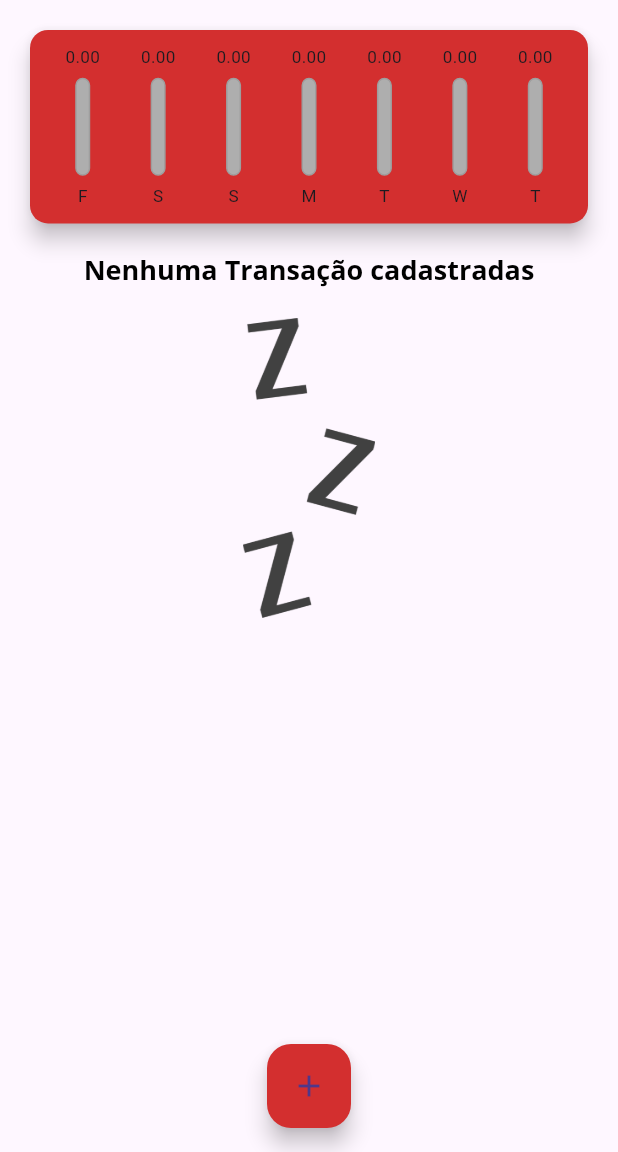
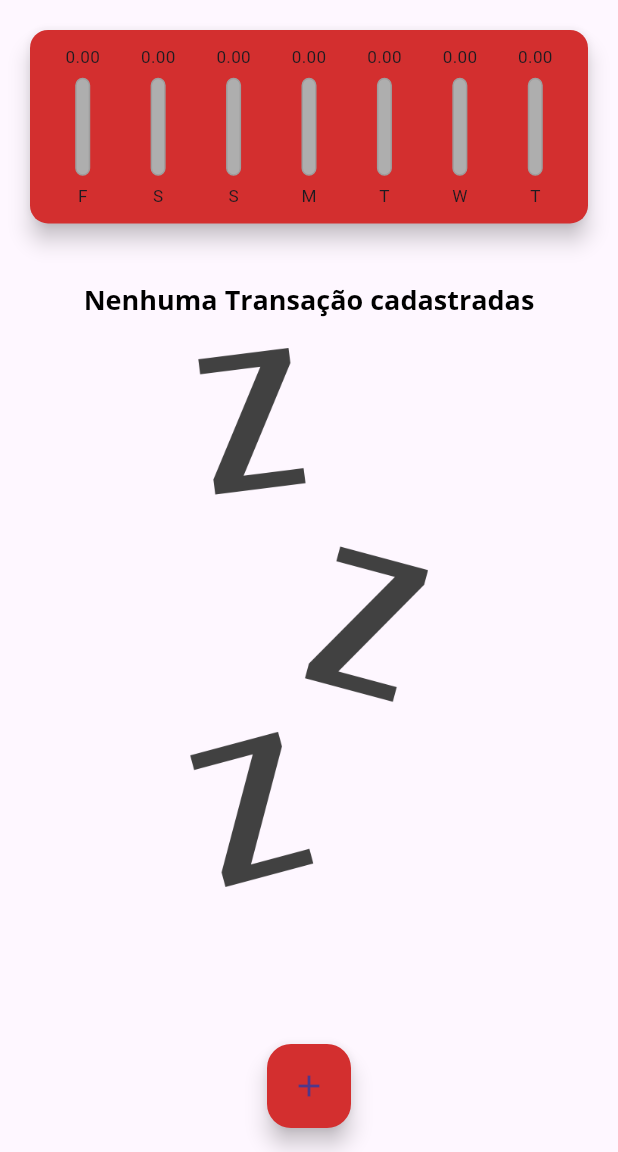
Before and after one commit to ArthurRCastilho/app_despesas, a Flutter app: the screen it shows after launch, on a phone screen of 412 x 824 dp, the part 84-1236 px from its top. Run offline on Flutter 3.47's test engine with Material 3 defaults, Android fonts, the phone set to English and light mode, and no system bars.

Commit message:
Adicionando funcionalidades para quando o celular estiver no modo paisagem, foi corrigido o bug de quando o celular em landspace o gráfico ficava bugado, além disso quando o celular está em modo retrado, é apresentado apenas o gráfico ou apenas as trasações, e para alternar entre eles, foi adicionado um botão na AppBar para fazer esta alteração. Além de corrigir bugs de tamanho dos widgets em celulares pequenos

```diff
--- a/lib/components/transaction_list.dart
+++ b/lib/components/transaction_list.dart
@@ -1,4 +1,5 @@
 import 'package:flutter/material.dart';
+import 'package:flutter/rendering.dart';
 import '../models/transaction.dart';
 import 'package:intl/intl.dart';
 
@@ -11,21 +12,26 @@ class TransactionList extends StatelessWidget {
   @override
   Widget build(BuildContext context) {
     return transactions.isEmpty
-        ? Column(
+        ? LayoutBuilder(
+            builder: (ctx, constraints) {
+              return Column(
                 children: [
+                  SizedBox(height: 20),
                   Text(
                     'Nenhuma Transação cadastradas',
                     style: Theme.of(context).textTheme.titleLarge,
                   ),
-              const SizedBox(height: 20), //Apenas para dar espaçamento
+                  SizedBox(height: 20), //Apenas para dar espaçamento
                   SizedBox(
-                height: 200,
+                    height: constraints.maxHeight * 0.6,
                     child: Image.asset(
                       'assets/images/waiting.png',
                       fit: BoxFit.cover,
                     ),
                   ),
                 ],
+              );
+            },
           )
         : ListView.builder(
             itemCount: transactions.length,
--- a/lib/main.dart
+++ b/lib/main.dart
@@ -1,7 +1,6 @@
 import 'dart:math';
 import 'package:app_despesas/components/transaction_form.dart';
 import 'package:flutter/material.dart';
-import 'package:flutter/services.dart';
 import './components/transaction_list.dart';
 import '/models/transaction.dart';
 import 'components/chart.dart';
@@ -11,7 +10,6 @@ main() => runApp(ExpensesApp());
 class ExpensesApp extends StatelessWidget {
   @override
   Widget build(BuildContext context) {
-    SystemChrome.setPreferredOrientations([DeviceOrientation.portraitUp]);
     final ThemeData tema = ThemeData();
     return MaterialApp(
       home: MyHomePage(),
@@ -48,6 +46,7 @@ class MyHomePage extends StatefulWidget {
 
 class _MyHomePageState extends State<MyHomePage> {
   final List<Transaction> _transactions = [];
+  bool _showChart = false;
 
   List<Transaction> get _recentTransactions {
     return _transactions.where((tr) {
@@ -88,6 +87,9 @@ class _MyHomePageState extends State<MyHomePage> {
 
   @override
   Widget build(BuildContext context) {
+    bool isLandscape =
+        MediaQuery.of(context).orientation == Orientation.landscape;
+
     final appBar = AppBar(
       backgroundColor: Theme.of(context).colorScheme.primary,
       title: Text(
@@ -98,6 +100,18 @@ class _MyHomePageState extends State<MyHomePage> {
         ),
       ),
       actions: <Widget>[
+        if (isLandscape)
+          IconButton(
+            onPressed: () {
+              setState(() {
+                _showChart = !_showChart;
+              });
+            },
+            icon: Icon(
+              _showChart ? Icons.list : Icons.show_chart,
+              color: Theme.of(context).colorScheme.secondary,
+            ),
+          ),
         IconButton(
           onPressed: () => _opentransactionFormModal(context),
           icon: Icon(
@@ -118,10 +132,30 @@ class _MyHomePageState extends State<MyHomePage> {
           // mainAxisAlignmente e crossAxisAlignment, são usados para alinhar os widgets
           crossAxisAlignment: CrossAxisAlignment.stretch,
           children: <Widget>[
+            // ==> Botão para alterar entre gráfico e transações
+            // ------------------------------------
+            // if (isLandscape)
+            //   Row(
+            //     mainAxisAlignment: MainAxisAlignment.center,
+            //     children: [
+            //       Text('Exibir gráfico'),
+            //       Switch(
+            //         value: _showChart,
+            //         onChanged: (value) {
+            //           setState(() {
+            //             _showChart = value;
+            //           });
+            //         },
+            //       ),
+            //     ],
+            //   ),
+            // ------------------------------------
+            if (_showChart || !isLandscape)
               Container(
-              height: availableHeight * 0.22,
+                height: availableHeight * (isLandscape ? 0.62 : 0.22),
                 child: Chart(_recentTransactions),
               ),
+            if (!_showChart || !isLandscape)
               Container(
                 height: availableHeight * 0.78,
                 child: TransactionList(_transactions, _removeTransaction),
```
Lines whose indentation alone changed are shown as unchanged.
